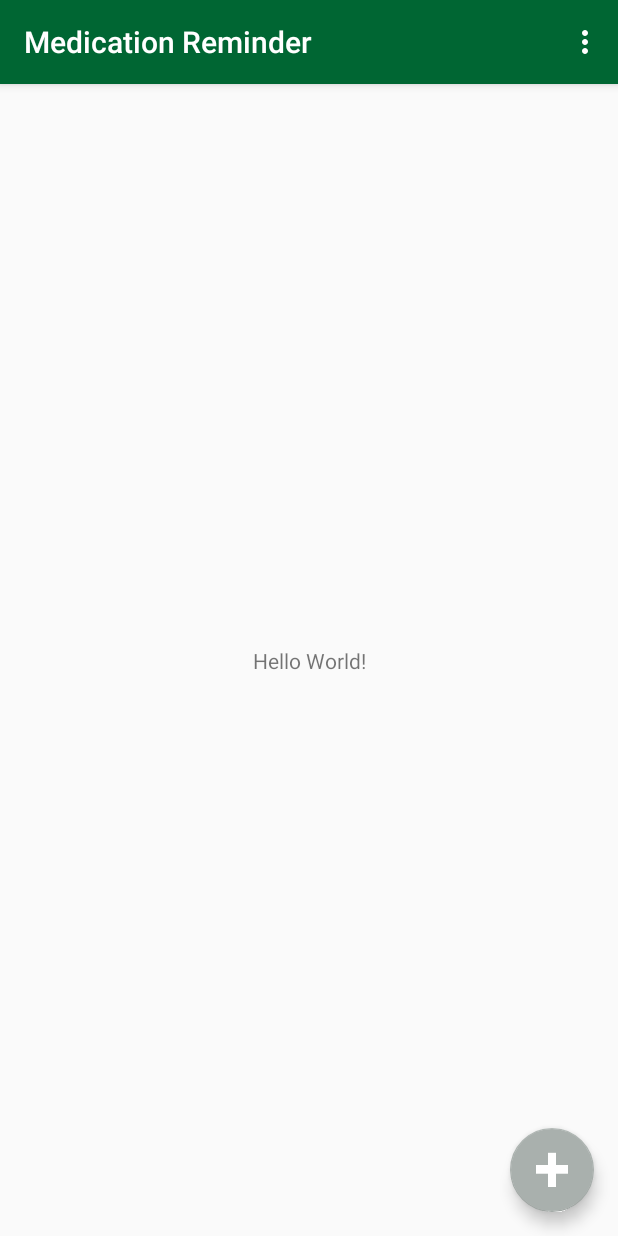
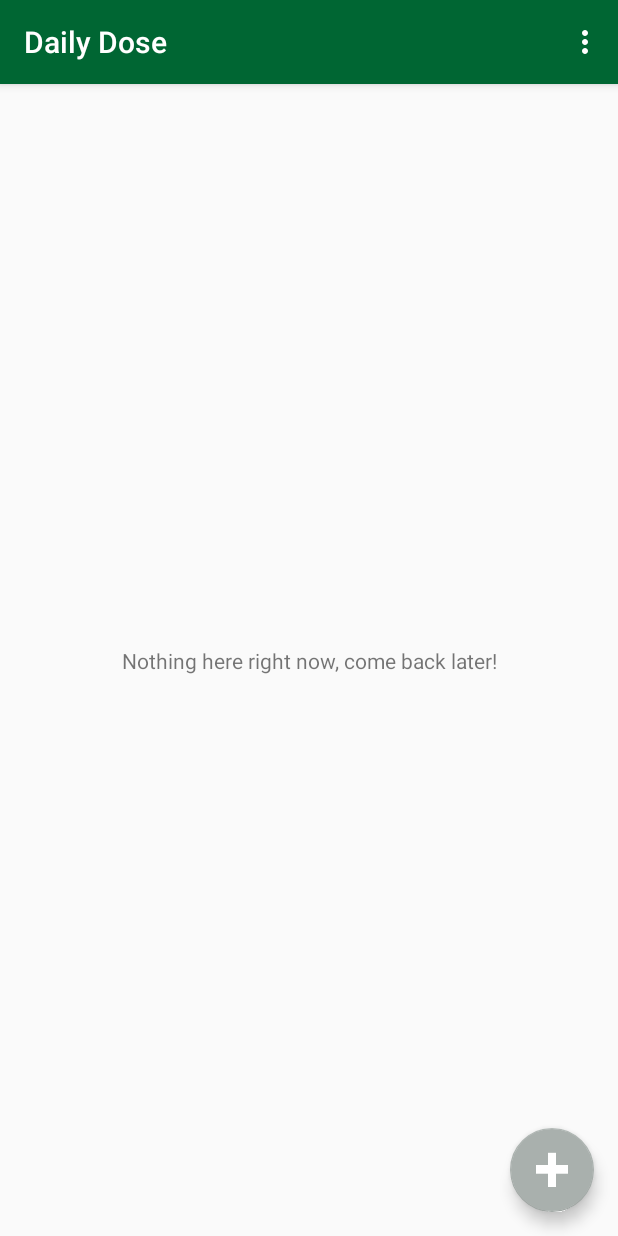
Before and after one commit to Abhilaash/MedicationReminder, an Android app: the screen it shows after launch (MainActivity), on a phone screen of 412 x 824 dp. Run offline under Robolectric (Android 15) with nearby library versions, the phone set to English and light mode, and no system bars.

Commit message:
name updating

```diff
--- a/app/src/main/res/layout/content_main.xml
+++ b/app/src/main/res/layout/content_main.xml
@@ -11,7 +11,7 @@
     <TextView
         android:layout_width="wrap_content"
         android:layout_height="wrap_content"
-        android:text="Hello World!"
+        android:text="Nothing here right now, come back later!"
         app:layout_constraintBottom_toBottomOf="parent"
         app:layout_constraintLeft_toLeftOf="parent"
         app:layout_constraintRight_toRightOf="parent"
--- a/app/src/main/res/values/strings.xml
+++ b/app/src/main/res/values/strings.xml
@@ -1,4 +1,4 @@
 <resources>
-    <string name="app_name">Medication Reminder</string>
+    <string name="app_name">Daily Dose</string>
     <string name="action_settings">Settings</string>
 </resources>
```
